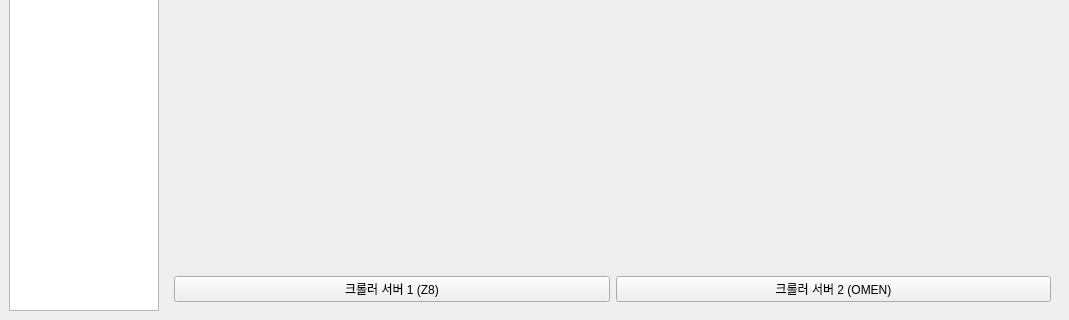
First picture: the form in MANAGER/source/BIGMACLAB_MANAGER_GUI.ui, repository yojun313/knpu, before the edit; both pictures show x 0 to 1069 and y 467 to 787 of the 1069 by 787 pixel window.
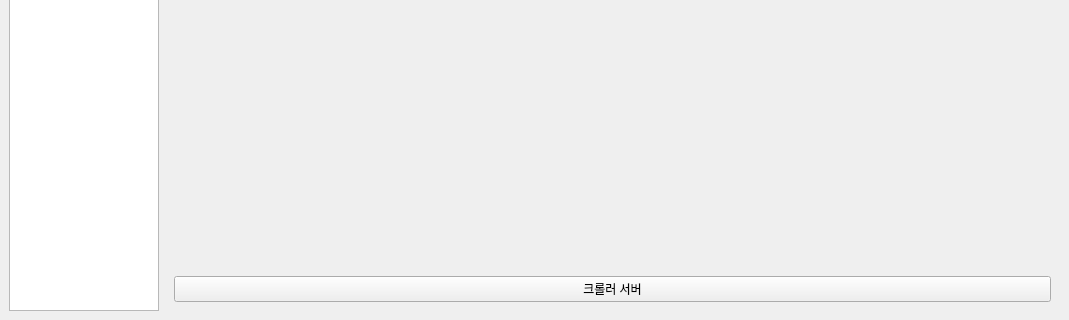
Second picture: the form after the edit. The open tabs and pages were chosen to show the change.

```diff
--- a/MANAGER/source/BIGMACLAB_MANAGER_GUI.ui
+++ b/MANAGER/source/BIGMACLAB_MANAGER_GUI.ui
@@ -148,14 +148,7 @@
           <item>
            <widget class="QPushButton" name="crawler_omen_button">
             <property name="text">
-             <string>크롤러 서버 1 (Z8)</string>
-            </property>
-           </widget>
-          </item>
-          <item>
-           <widget class="QPushButton" name="crawler_z_button">
-            <property name="text">
-             <string>크롤러 서버 2 (OMEN)</string>
+             <string>크롤러 서버</string>
             </property>
            </widget>
           </item>
```
Left out of the diff: 2 changed lines with no effect on the pictures.
